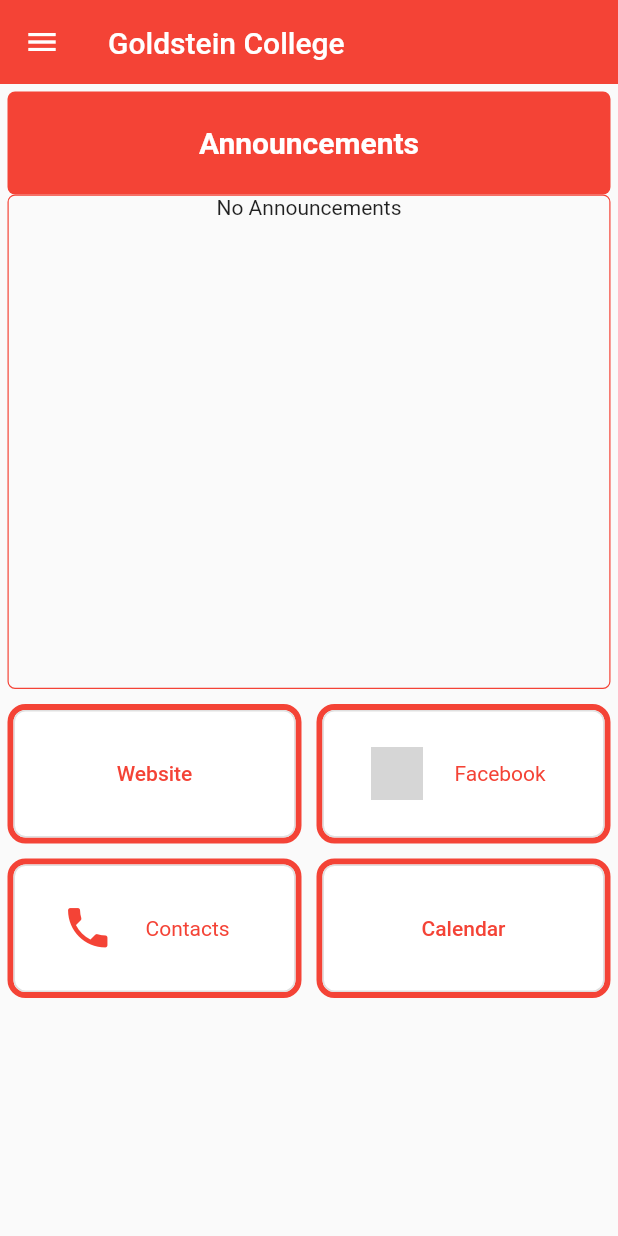
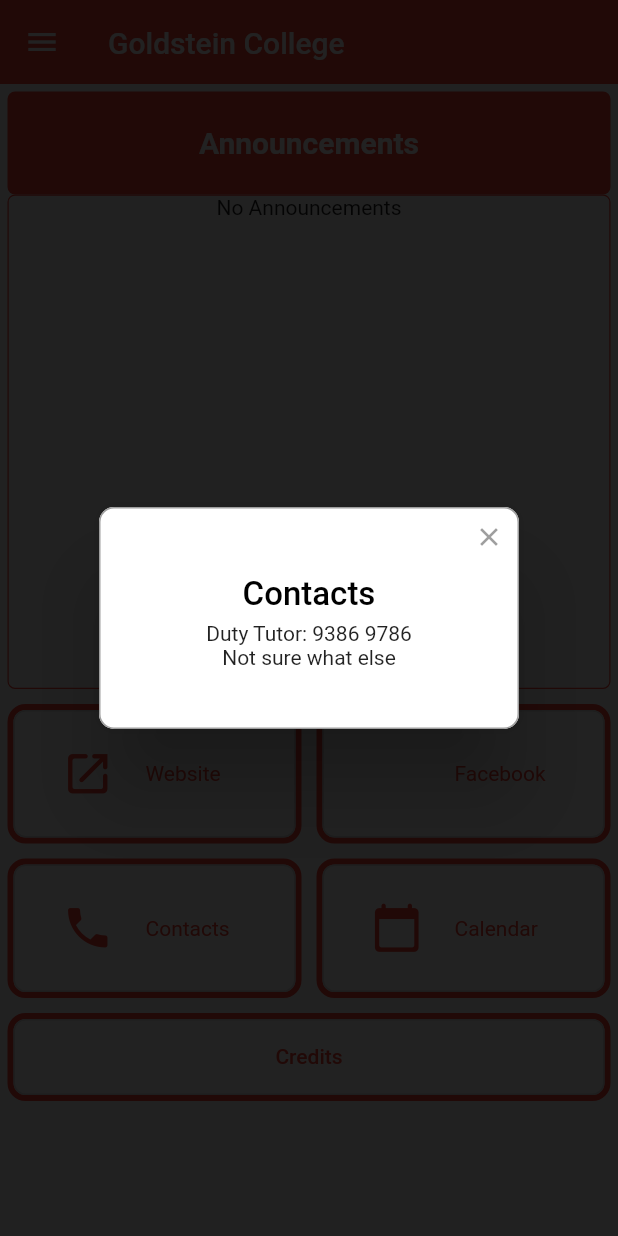
Before and after one commit to AustinHWalsh/Goldstein-App, a Flutter app: the screen it shows after launch, after a tap on "Contacts", on a phone screen of 412 x 824 dp. Run offline on Flutter 3.47's test engine with Material 2 defaults, Android fonts, the phone set to English and light mode, and no system bars; our stand-ins replace firebase_core, rflutter_alert, table_calendar; missing offline and left inert: firebase_helpers; accounts and stored records are empty; grey boxes are pictures that could not be loaded.

Commit message:
final touches to most sections - last thing to implement is dino meals

```diff
--- a/goldstein_app/lib/pages/add_event.dart
+++ b/goldstein_app/lib/pages/add_event.dart
@@ -29,7 +29,9 @@ class _AddEventPageState extends State<AddEventPage> {
         text: widget.note != null ? widget.note.title : "");
     _description = TextEditingController(
         text: widget.note != null ? widget.note.description : "");
-    _eventDate = DateTime.now();
+    _eventDate = widget.note != null
+        ? widget.note.eventDate
+        : MenuOpen.selectedAddingDate;
     processing = false;
   }
 
--- a/goldstein_app/lib/pages/calendarpage.dart
+++ b/goldstein_app/lib/pages/calendarpage.dart
@@ -104,6 +104,7 @@ class _CalendarPageState extends State<CalendarPage> {
       headerStyle:
           HeaderStyle(centerHeaderTitle: true, formatButtonVisible: false),
       onDaySelected: (date, events) {
+        MenuOpen.selectedAddingDate = date;
         setState(() {
           _selectedEvents = events;
         });
--- a/goldstein_app/lib/pages/main.dart
+++ b/goldstein_app/lib/pages/main.dart
@@ -10,6 +10,7 @@ import 'package:goldstein_app/pages/weekly_events.dart';
 import 'package:goldstein_app/ui/leftmenu.dart';
 import 'package:goldstein_app/pages/add_event.dart';
 import 'package:url_launcher/url_launcher.dart';
+import 'package:goldstein_app/ui/misc_popups.dart';
 
 Future<void> main() async {
   WidgetsFlutterBinding.ensureInitialized();
@@ -115,6 +116,36 @@ class _HomePageState extends State<HomePage> with TickerProviderStateMixin {
           )
         ])),
         navigatorButtons(),
+        SliverGrid(
+          delegate: SliverChildListDelegate.fixed([
+            Padding(
+              padding: EdgeInsets.all(5),
+              child: Container(
+                  alignment: Alignment.center,
+                  decoration: BoxDecoration(
+                      border: Border.all(color: Colors.red, width: 4),
+                      borderRadius: BorderRadius.circular(12)),
+                  child: SizedBox.expand(
+                    child: OutlinedButton(
+                      child: Text("Credits"),
+                      onPressed: () {
+                        CreditPopup().openCreditPop(context);
+                      },
+                      style: ButtonStyle(
+                          shape: MaterialStateProperty.all<OutlinedBorder>(
+                              RoundedRectangleBorder(
+                                  borderRadius: BorderRadius.circular(8))),
+                          backgroundColor:
+                              MaterialStateProperty.all<Color>(Colors.white)),
+                    ),
+                  )),
+            ),
+          ]),
+          gridDelegate: SliverGridDelegateWithFixedCrossAxisCount(
+              crossAxisCount: 1,
+              childAspectRatio: MediaQuery.of(context).size.width /
+                  (MediaQuery.of(context).size.height / 12)),
+        )
       ],
     );
   }
@@ -140,7 +171,17 @@ class _HomePageState extends State<HomePage> with TickerProviderStateMixin {
     Function pressed;
     switch (index) {
       case 0:
-        text = Text("Website");
+        text = ListTile(
+          leading: Icon(
+            Icons.launch_rounded,
+            color: Colors.red,
+            size: 35,
+          ),
+          title: Text(
+            "Website",
+            style: TextStyle(inherit: false, color: Colors.red),
+          ),
+        );
         pressed = () {};
         break;
       case 1:
@@ -175,10 +216,22 @@ class _HomePageState extends State<HomePage> with TickerProviderStateMixin {
             style: TextStyle(inherit: false, color: Colors.red),
           ),
         );
-        pressed = () {};
+        pressed = () {
+          ContactPopup().openContactPop(context);
+        };
         break;
       case 3:
-        text = Text("Calendar");
+        text = ListTile(
+          leading: Icon(
+            Icons.calendar_today_rounded,
+            color: Colors.red,
+            size: 35,
+          ),
+          title: Text(
+            "Calendar",
+            style: TextStyle(inherit: false, color: Colors.red),
+          ),
+        );
         pressed = () {
           Navigator.pushReplacement(
               context, MaterialPageRoute(builder: (context) => WeeklyEvent()));
--- a/goldstein_app/lib/ui/menu_open.dart
+++ b/goldstein_app/lib/ui/menu_open.dart
@@ -3,4 +3,5 @@ class MenuOpen {
   static var menuCalendar = false;
   static var userLogged = false;
   static var adding = false;
+  static DateTime selectedAddingDate = DateTime.now();
 }
--- /dev/null
+++ b/goldstein_app/lib/ui/misc_popups.dart
@@ -0,0 +1,53 @@
+import 'package:flutter/material.dart';
+import 'package:rflutter_alert/rflutter_alert.dart';
+
+TextStyle _customText = TextStyle(fontSize: 14, fontWeight: FontWeight.normal);
+
+class ContactPopup {
+  // Open the popup containing contact information
+  openContactPop(context) {
+    Alert(
+      context: context,
+      title: "Contacts",
+      content: Column(
+        children: <Widget>[
+          Text(
+            "Duty Tutor: 9386 9786",
+            style: _customText,
+          ),
+          Text(
+            "Not sure what else",
+            style: _customText,
+          ),
+        ],
+      ),
+      buttons: [],
+    ).show();
+  }
+}
+
+class CreditPopup {
+  // Open the popoup containing credits
+  openCreditPop(context) {
+    Alert(
+        context: context,
+        title: "Credits",
+        content: Column(
+          children: <Widget>[
+            Text(
+              "Created by Austin Walsh",
+              style: _customText,
+            ),
+            Text(
+              "Idea by Summmer Senthil-Kumar",
+              style: _customText,
+            ),
+            Text(
+              "With help from 2021 HC",
+              style: _customText,
+            )
+          ],
+        ),
+        buttons: []).show();
+  }
+}
```
Also changed, not shown: goldstein_app/lib/pages/view_event.dart (+11 -3 lines).
